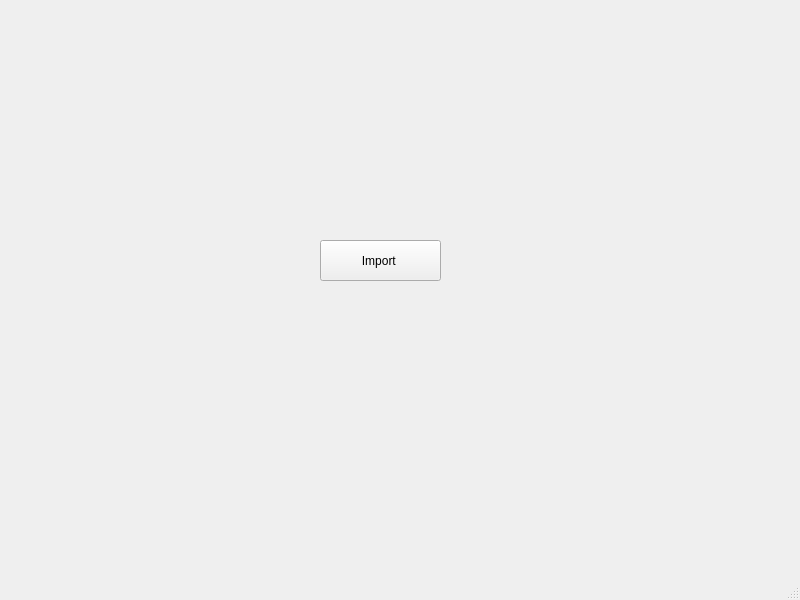
Old version of the form src/mainwindow.ui in the repository Alckiviad/portfolio_manager.
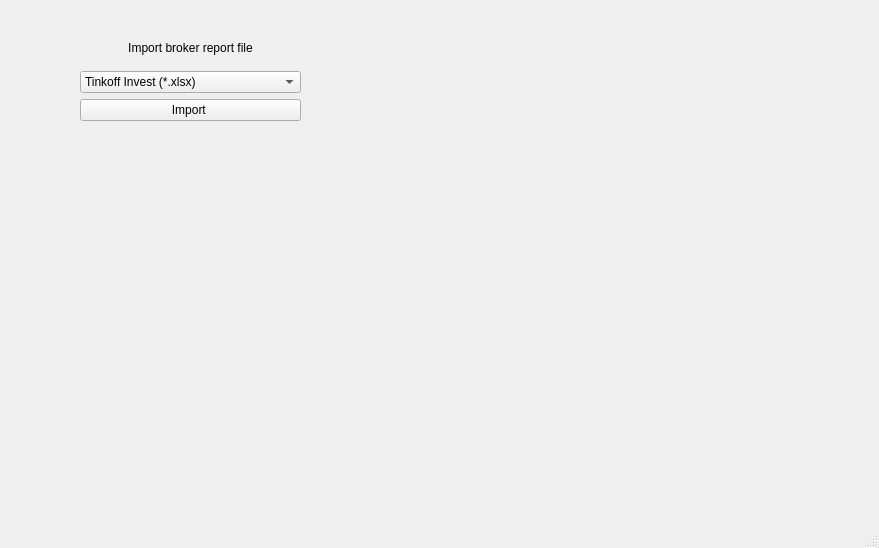
New version of the form.

Commit message: ComboBox for broker report

What changed in the file:
```diff
--- a/src/mainwindow.ui
+++ b/src/mainwindow.ui
@@ -6,44 +6,62 @@
    <rect>
     <x>0</x>
     <y>0</y>
-    <width>800</width>
-    <height>600</height>
+    <width>879</width>
+    <height>548</height>
    </rect>
   </property>
   <property name="windowTitle">
    <string>MainWindow</string>
   </property>
   <widget class="QWidget" name="centralwidget">
-   <widget class="QPushButton" name="import_button">
+   <widget class="QWidget" name="verticalLayoutWidget">
     <property name="geometry">
      <rect>
-      <x>320</x>
-      <y>240</y>
-      <width>121</width>
-      <height>41</height>
+      <x>80</x>
+      <y>30</y>
+      <width>221</width>
+      <height>91</height>
      </rect>
     </property>
-    <property name="cursor">
-     <cursorShape>ArrowCursor</cursorShape>
-    </property>
-    <property name="text">
-     <string>Import </string>
-    </property>
-   </widget>
-   <widget class="QLabel" name="label">
-    <property name="geometry">
-     <rect>
-      <x>320</x>
-      <y>310</y>
-      <width>121</width>
-      <height>41</height>
-     </rect>
-    </property>
-    <property name="text">
-     <string/>
-    </property>
+    <layout class="QVBoxLayout" name="verticalLayout">
+     <item>
+      <widget class="QLabel" name="label_2">
+       <property name="text">
+        <string>Import broker report file</string>
+       </property>
+       <property name="alignment">
+        <set>Qt::AlignCenter</set>
+       </property>
+      </widget>
+     </item>
+     <item>
+      <widget class="QComboBox" name="brokerbox">
+       <item>
+        <property name="text">
+         <string>Tinkoff Invest (*.xlsx)</string>
+        </property>
+       </item>
+       <item>
+        <property name="text">
+         <string>Interactive Broker</string>
+        </property>
+       </item>
+      </widget>
+     </item>
+     <item>
+      <widget class="QPushButton" name="import_button">
+       <property name="cursor">
+        <cursorShape>ArrowCursor</cursorShape>
+       </property>
+       <property name="text">
+        <string>Import </string>
+       </property>
+      </widget>
+     </item>
+    </layout>
    </widget>
   </widget>
+  <widget class="QStatusBar" name="statusbar"/>
   <widget class="QMenuBar" name="menubar">
    <property name="geometry">
     <rect>
@@ -54,7 +72,6 @@
     </rect>
    </property>
   </widget>
-  <widget class="QStatusBar" name="statusbar"/>
  </widget>
  <resources/>
  <connections/>
```
Left out of the diff: 2 changed lines with no effect on the pictures. The commit also changes 5 other files.
